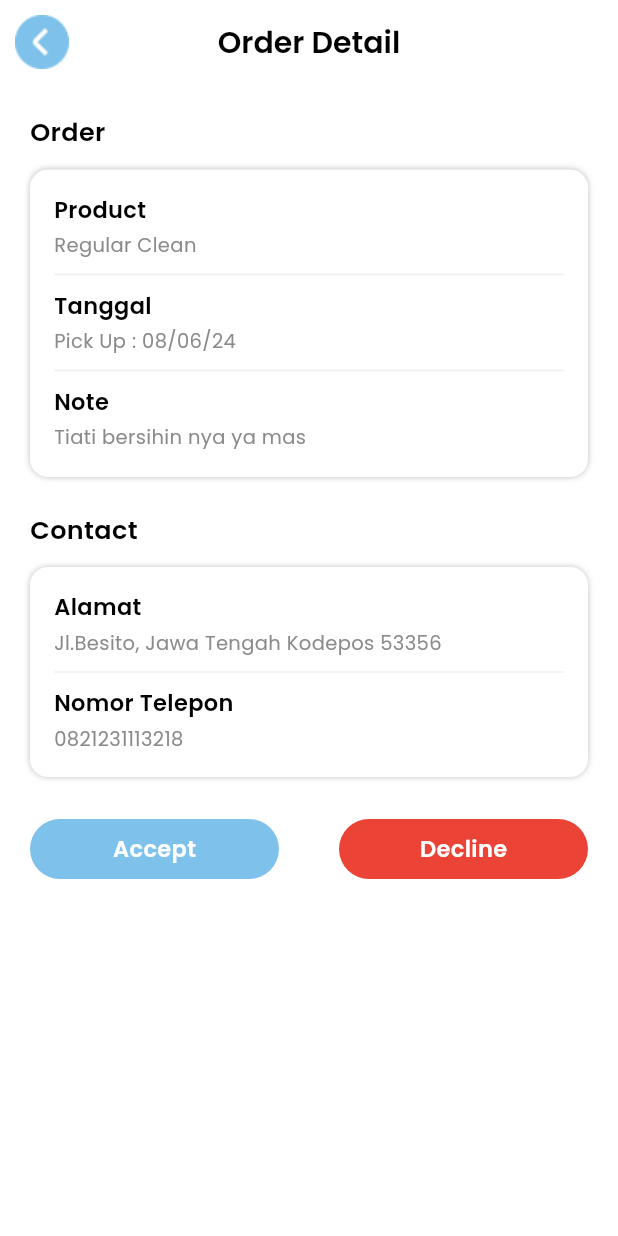
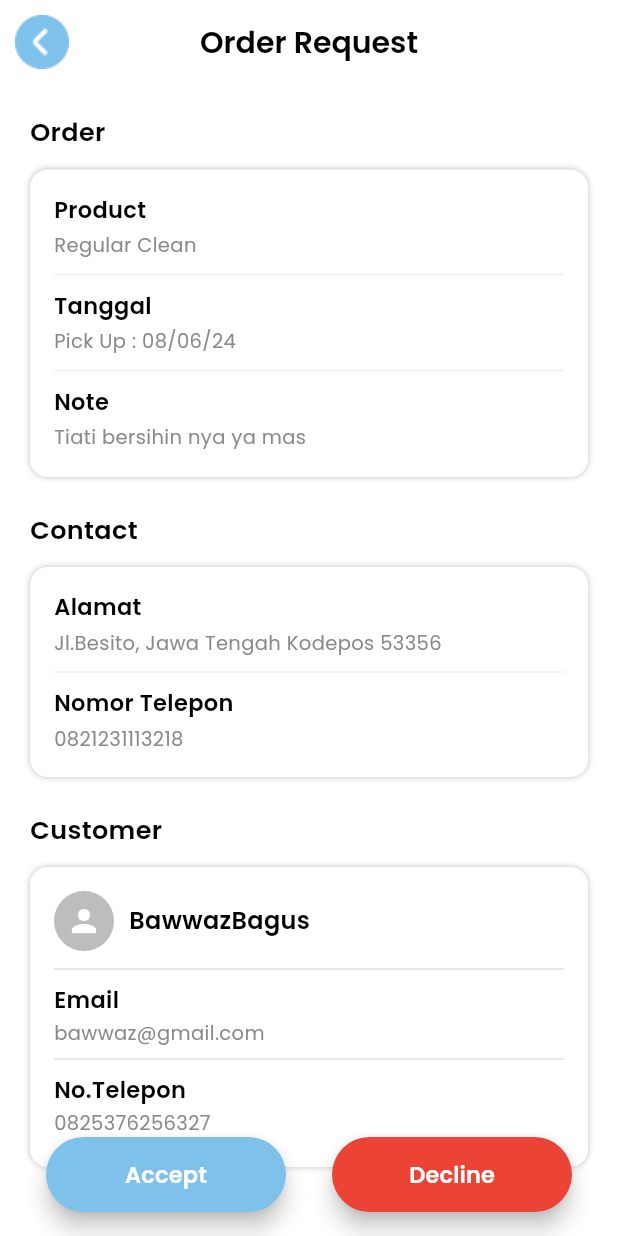
Before and after one commit to bawwaz/SeatuErsih-Admin-, a Flutter app: the OrderRequestView screen opened by its route, on a phone screen of 412 x 824 dp. Run offline on Flutter 3.47's test engine with Material 3 defaults, Android fonts, the phone set to English and light mode, and no system bars; our stand-ins replace dio, get, google_fonts, shared_preferences; missing offline and left inert: dart:ffi; accounts and stored records are empty.

Commit message:
feat: [DNA] add page order detail

```diff
--- a/lib/app/pages/features/order_request_page/order_request_view.dart
+++ b/lib/app/pages/features/order_request_page/order_request_view.dart
@@ -1,9 +1,10 @@
 import 'package:flutter/material.dart';
+import 'package:get/get.dart';
 import 'package:google_fonts/google_fonts.dart';
-import 'package:seatu_ersih_admin/app/pages/features/order_request_page/widget/button_accept.dart';
-import 'package:seatu_ersih_admin/app/pages/features/order_request_page/widget/button_decline.dart';
 import 'package:seatu_ersih_admin/app/pages/features/order_request_page/widget/card_contact.dart';
+import 'package:seatu_ersih_admin/app/pages/features/order_request_page/widget/card_customer.dart';
 import 'package:seatu_ersih_admin/app/pages/features/order_request_page/widget/card_order.dart';
+import 'package:seatu_ersih_admin/app/pages/features/order_request_page/widget/floating_button.dart';
 
 class OrderRequestView extends StatelessWidget {
   const OrderRequestView({super.key});
@@ -16,12 +17,14 @@ class OrderRequestView extends StatelessWidget {
         backgroundColor: Color(0xFFFFFFFF),
         automaticallyImplyLeading: false,
         leading: InkWell(
-          onTap: () {},
+          onTap: () {
+            Get.back();
+          },
           child: Image.asset('assets/img/angle-circle-right 1.png'),
         ),
         centerTitle: true,
         title: Text(
-          'Order Detail',
+          'Order Request',
           style: GoogleFonts.poppins(
             fontWeight: FontWeight.w600,
             color: Colors.black,
@@ -91,27 +94,43 @@ class OrderRequestView extends StatelessWidget {
               ),
               child: CardContact(),
             ),
-            SizedBox(height: 20),
-            Row(
-              mainAxisAlignment: MainAxisAlignment.spaceEvenly,
-              children: [
-                Expanded(
-                  child: InkWell(
-                    onTap: () {},
-                    child: ButtonAccept(),
+            SizedBox(height: 15),
+            Text(
+              'Customer',
+              style: GoogleFonts.poppins(
+                fontWeight: FontWeight.w600,
+                color: Colors.black,
+                fontSize: 17,
+              ),
+            ),
+            SizedBox(height: 5),
+            Container(
+              width: double.infinity,
+              height: 200,
+              padding: EdgeInsets.all(16),
+              margin: EdgeInsets.symmetric(vertical: 8),
+              decoration: BoxDecoration(
+                color: Colors.white,
+                borderRadius: BorderRadius.circular(12),
+                boxShadow: [
+                  BoxShadow(
+                    color: Colors.black.withOpacity(0.25),
+                    spreadRadius: 0,
+                    blurRadius: 3,
+                    offset: Offset(0, 0),
                   ),
-                ),
-                Expanded(
-                  child: InkWell(
-                    onTap: () {},
-                    child: ButtonDecline(),
-                  ),
-                ),
-              ],
+                ],
+              ),
+              child: CardCustomer(),
             ),
+            SizedBox(
+              height: 75,
+            )
           ],
         ),
       ),
+      floatingActionButton: FloatingButton(),
+      floatingActionButtonLocation: FloatingActionButtonLocation.centerFloat,
     );
   }
 }
--- a/lib/app/pages/features/order_request_page/widget/button_accept.dart
+++ /dev/null
@@ -1,30 +0,0 @@
-import 'package:flutter/material.dart';
-import 'package:google_fonts/google_fonts.dart';
-
-class ButtonAccept extends StatelessWidget {
-  const ButtonAccept({
-    super.key,
-  });
-
-  @override
-  Widget build(BuildContext context) {
-    return Container(
-      height: 40,
-      margin: EdgeInsets.only(right: 20),
-      decoration: BoxDecoration(
-        color: Color(0xff7EC1EB),
-        borderRadius: BorderRadius.circular(25),
-      ),
-      child: Center(
-        child: Text(
-          'Accept',
-          style: GoogleFonts.poppins(
-            fontWeight: FontWeight.w600,
-            color: Colors.white,
-            fontSize: 15,
-          ),
-        ),
-      ),
-    );
-  }
-}
--- a/lib/app/pages/features/order_request_page/widget/button_decline.dart
+++ /dev/null
@@ -1,30 +0,0 @@
-import 'package:flutter/material.dart';
-import 'package:google_fonts/google_fonts.dart';
-
-class ButtonDecline extends StatelessWidget {
-  const ButtonDecline({
-    super.key,
-  });
-
-  @override
-  Widget build(BuildContext context) {
-    return Container(
-      height: 40,
-      margin: EdgeInsets.only(left: 20),
-      decoration: BoxDecoration(
-        color: Color(0xffEB4335),
-        borderRadius: BorderRadius.circular(25),
-      ),
-      child: Center(
-        child: Text(
-          'Decline',
-          style: GoogleFonts.poppins(
-            fontWeight: FontWeight.w600,
-            color: Colors.white,
-            fontSize: 15,
-          ),
-        ),
-      ),
-    );
-  }
-}
--- /dev/null
+++ b/lib/app/pages/features/order_request_page/widget/card_customer.dart
@@ -0,0 +1,77 @@
+import 'package:flutter/material.dart';
+import 'package:google_fonts/google_fonts.dart';
+
+class CardCustomer extends StatelessWidget {
+  const CardCustomer({
+    super.key,
+  });
+
+  @override
+  Widget build(BuildContext context) {
+    return Column(
+      crossAxisAlignment: CrossAxisAlignment.start,
+      children: [
+        Row(
+          children: [
+            CircleAvatar(
+              radius: 20,
+              backgroundColor: Colors.grey.shade400,
+              child: Icon(
+                Icons.person,
+                color: Colors.white,
+              ),
+            ),
+            SizedBox(width: 10),
+            Text(
+              'BawwazBagus',
+              style: GoogleFonts.poppins(
+                fontWeight: FontWeight.w600,
+                color: Colors.black,
+                fontSize: 16,
+              ),
+            ),
+          ],
+        ),
+        SizedBox(height: 4),
+        Divider(color: Colors.grey.shade300, thickness: 1),
+        SizedBox(height: 2),
+        Text(
+          'Email',
+          style: GoogleFonts.poppins(
+            fontWeight: FontWeight.w600,
+            color: Colors.black,
+            fontSize: 15,
+          ),
+        ),
+        SizedBox(height: 2),
+        Text(
+          'bawwaz@gmail.com',
+          style: GoogleFonts.poppins(
+            fontWeight: FontWeight.w400,
+            color: Color(0xff8A8A8A),
+            fontSize: 13,
+          ),
+        ),
+        Divider(color: Colors.grey.shade300, thickness: 1),
+        SizedBox(height: 2),
+        Text(
+          'No.Telepon',
+          style: GoogleFonts.poppins(
+            fontWeight: FontWeight.w600,
+            color: Colors.black,
+            fontSize: 15,
+          ),
+        ),
+        SizedBox(height: 2),
+        Text(
+          '0825376256327',
+          style: GoogleFonts.poppins(
+            fontWeight: FontWeight.w400,
+            color: Color(0xff8A8A8A),
+            fontSize: 13,
+          ),
+        ),
+      ],
+    );
+  }
+}
--- /dev/null
+++ b/lib/app/pages/features/order_request_page/widget/floating_button.dart
@@ -0,0 +1,56 @@
+import 'package:flutter/material.dart';
+import 'package:google_fonts/google_fonts.dart';
+
+class FloatingButton extends StatelessWidget {
+  const FloatingButton({
+    super.key,
+  });
+
+  @override
+  Widget build(BuildContext context) {
+    return Row(
+      mainAxisAlignment: MainAxisAlignment.spaceEvenly,
+      children: [
+        Container(
+          width: 160,
+          height: 50,
+          child: FloatingActionButton.extended(
+            heroTag: null,
+            onPressed: () {},
+            backgroundColor: Color(0xff7EC1EB),
+            shape: RoundedRectangleBorder(
+              borderRadius: BorderRadius.circular(25),
+            ),
+            label: Text(
+              'Accept',
+              style: GoogleFonts.poppins(
+                fontWeight: FontWeight.w600,
+                color: Colors.white,
+                fontSize: 15,
+              ),
+            ),
+          ),
+        ),
+        Container(
+          width: 160,
+          height: 50,
+          child: FloatingActionButton.extended(
+            onPressed: () {},
+            backgroundColor: Color(0xffEB4335),
+            shape: RoundedRectangleBorder(
+              borderRadius: BorderRadius.circular(25),
+            ),
+            label: Text(
+              'Decline',
+              style: GoogleFonts.poppins(
+                fontWeight: FontWeight.w600,
+                color: Colors.white,
+                fontSize: 15,
+              ),
+            ),
+          ),
+        ),
+      ],
+    );
+  }
+}
--- a/lib/app/router/app_pages.dart
+++ b/lib/app/router/app_pages.dart
@@ -34,7 +34,7 @@ part 'routes.dart';
 class AppPages {
   AppPages._();
 
-  static final INITIAL = Routes.LOGIN;
+  static final INITIAL = Routes.ORDERDETAIL;
 
   static final routes = [
     GetPage(
```
Also changed, not shown: lib/app/pages/features/order_detail_page/order_detail_view.dart (+57 -13 lines), lib/app/pages/features/order_detail_page/widget/card_contact.dart (added, +52 -0 lines), lib/app/pages/features/order_detail_page/widget/card_order.dart (added, +70 -0 lines), lib/app/pages/features/order_detail_page/widget/card_pending_orders.dart (deleted, +0 -88 lines), lib/app/pages/features/order_detail_page/widget/floating_button.dart (added, +37 -0 lines), lib/app/pages/features/order_status_pending_page/order_status_pending_view.dart (+7 -1 lines).
